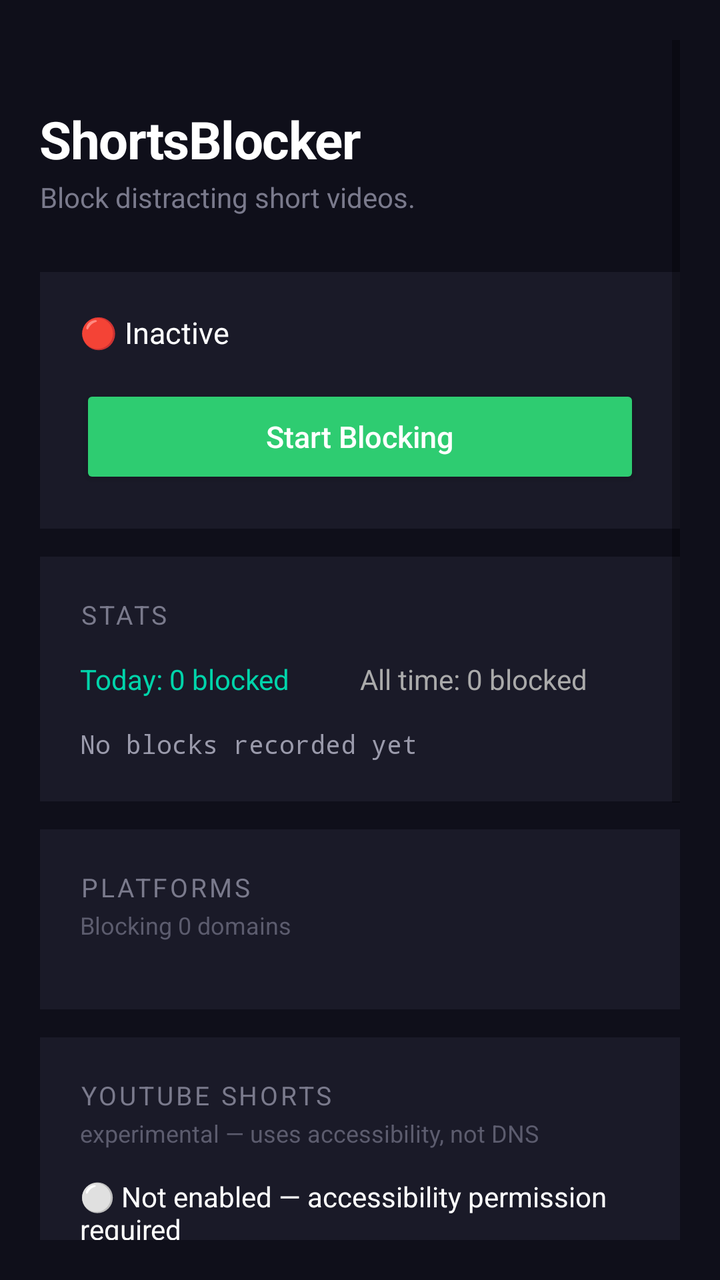
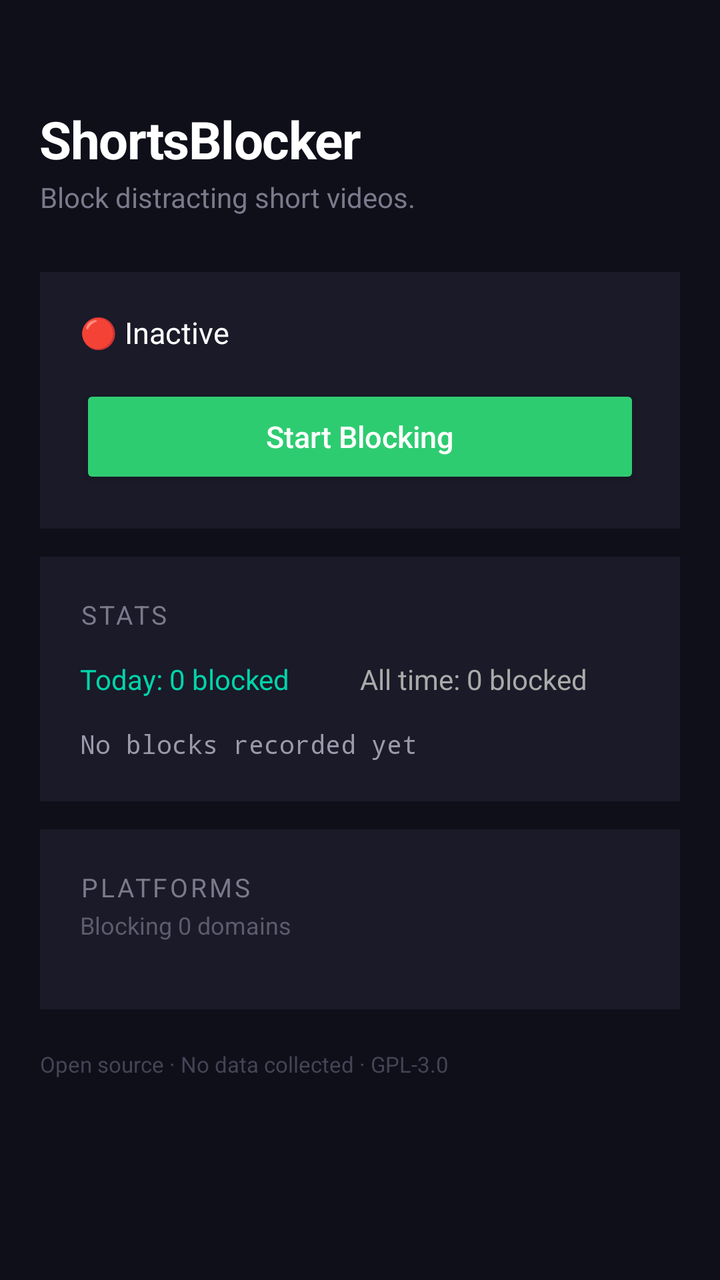

The first picture is an Android layout as it rendered before a commit; the second is the same layout after the commit. The layout source and the unified diff follow.
<!-- AndroidManifest.xml: application theme Theme.AppCompat.DayNight.NoActionBar -->
<!-- res/layout/activity_main.xml -->
<?xml version="1.0" encoding="utf-8"?>
<ScrollView xmlns:android="http://schemas.android.com/apk/res/android"
    android:layout_width="match_parent"
    android:layout_height="match_parent"
    android:background="#0F0F1A"
    android:padding="20dp">

    <LinearLayout
        android:layout_width="match_parent"
        android:layout_height="wrap_content"
        android:orientation="vertical">

        
        <TextView
            android:layout_width="wrap_content"
            android:layout_height="wrap_content"
            android:text="ShortsBlocker"
            android:textSize="26sp"
            android:textStyle="bold"
            android:textColor="#FFFFFF"
            android:letterSpacing="-0.02"
            android:layout_marginTop="32dp"/>

        <TextView
            android:layout_width="wrap_content"
            android:layout_height="wrap_content"
            android:text="Block distracting short videos."
            android:textSize="14sp"
            android:textColor="#7A7A8C"
            android:layout_marginTop="2dp"
            android:layout_marginBottom="28dp"/>

        
        <LinearLayout
            android:layout_width="match_parent"
            android:layout_height="wrap_content"
            android:orientation="vertical"
            android:background="#1A1A28"
            android:padding="20dp"
            android:layout_marginBottom="14dp">

            <TextView
                android:id="@+id/tvStatus"
                android:layout_width="wrap_content"
                android:layout_height="wrap_content"
                android:text="🔴 Inactive"
                android:textSize="15sp"
                android:textColor="#FFFFFF"
                android:layout_marginBottom="16dp"/>

            <Button
                android:id="@+id/btnToggle"
                android:layout_width="match_parent"
                android:layout_height="52dp"
                android:text="Start Blocking"
                android:textSize="15sp"
                android:textAllCaps="false"
                android:textColor="#FFFFFF"
                android:backgroundTint="#2ECC71"/>

        </LinearLayout>

        
        <LinearLayout
            android:layout_width="match_parent"
            android:layout_height="wrap_content"
            android:orientation="vertical"
            android:background="#1A1A28"
            android:padding="20dp"
            android:layout_marginBottom="14dp">

            <TextView
                android:layout_width="wrap_content"
                android:layout_height="wrap_content"
                android:text="Stats"
                android:textSize="13sp"
                android:textAllCaps="true"
                android:letterSpacing="0.1"
                android:textColor="#7A7A8C"
                android:layout_marginBottom="14dp"/>

            <LinearLayout
                android:layout_width="match_parent"
                android:layout_height="wrap_content"
                android:orientation="horizontal">

                <TextView
                    android:id="@+id/tvTodayCount"
                    android:layout_width="0dp"
                    android:layout_height="wrap_content"
                    android:layout_weight="1"
                    android:text="Today: 0 blocked"
                    android:textSize="14sp"
                    android:textColor="#00D4AA"/>

                <TextView
                    android:id="@+id/tvTotalCount"
                    android:layout_width="0dp"
                    android:layout_height="wrap_content"
                    android:layout_weight="1"
                    android:text="All time: 0 blocked"
                    android:textSize="14sp"
                    android:textColor="#AAAAAA"/>

            </LinearLayout>

            <TextView
                android:id="@+id/tvPlatformStats"
                android:layout_width="wrap_content"
                android:layout_height="wrap_content"
                android:text="No blocks recorded yet"
                android:textSize="13sp"
                android:textColor="#9A9AAB"
                android:layout_marginTop="14dp"
                android:fontFamily="monospace"/>

        </LinearLayout>

        
        <LinearLayout
            android:layout_width="match_parent"
            android:layout_height="wrap_content"
            android:orientation="vertical"
            android:background="#1A1A28"
            android:padding="20dp"
            android:layout_marginBottom="14dp">

            <TextView
                android:layout_width="wrap_content"
                android:layout_height="wrap_content"
                android:text="Platforms"
                android:textSize="13sp"
                android:textAllCaps="true"
                android:letterSpacing="0.1"
                android:textColor="#7A7A8C"
                android:layout_marginBottom="2dp"/>

            <TextView
                android:id="@+id/tvDomainCount"
                android:layout_width="wrap_content"
                android:layout_height="wrap_content"
                android:text="Blocking 0 domains"
                android:textSize="12sp"
                android:textColor="#5C5C6E"
                android:layout_marginBottom="14dp"/>

            <LinearLayout
                android:id="@+id/llPlatforms"
                android:layout_width="match_parent"
                android:layout_height="wrap_content"
                android:orientation="vertical"/>

        </LinearLayout>

        
        <LinearLayout
            android:layout_width="match_parent"
            android:layout_height="wrap_content"
            android:orientation="vertical"
            android:background="#1A1A28"
            android:padding="20dp"
            android:layout_marginBottom="14dp">

            <TextView
                android:layout_width="wrap_content"
                android:layout_height="wrap_content"
                android:text="YouTube Shorts"
                android:textSize="13sp"
                android:textAllCaps="true"
                android:letterSpacing="0.1"
                android:textColor="#7A7A8C"
                android:layout_marginBottom="2dp"/>

            <TextView
                android:layout_width="wrap_content"
                android:layout_height="wrap_content"
                android:text="experimental — uses accessibility, not DNS"
                android:textSize="12sp"
                android:textColor="#5C5C6E"
                android:layout_marginBottom="14dp"/>

            <TextView
                android:id="@+id/tvA11yStatus"
                android:layout_width="wrap_content"
                android:layout_height="wrap_content"
                android:text="⚪ Not enabled — accessibility permission required"
                android:textSize="14sp"
                android:textColor="#FFFFFF"
                android:layout_marginBottom="14dp"/>

            <Button
                android:id="@+id/btnA11yEnable"
                android:layout_width="match_parent"
                android:layout_height="48dp"
                android:text="Enable in Settings"
                android:textSize="14sp"
                android:textAllCaps="false"
                android:textColor="#FFFFFF"
                android:backgroundTint="#5A5C9A"/>

            <TextView
                android:layout_width="wrap_content"
                android:layout_height="wrap_content"
                android:text="DNS can't tell Shorts apart from regular YouTube videos. This watches YouTube's UI and dismisses the Shorts player when it appears. Permission is granted system-wide; revoke any time in Settings → Accessibility."
                android:textSize="11sp"
                android:textColor="#7A7A8C"
                android:lineSpacingMultiplier="1.3"
                android:layout_marginTop="12dp"/>

        </LinearLayout>

        
        <LinearLayout
            android:layout_width="match_parent"
            android:layout_height="wrap_content"
            android:orientation="vertical"
            android:background="#15151F"
            android:padding="20dp"
            android:layout_marginBottom="14dp">

            <LinearLayout
                android:layout_width="match_parent"
                android:layout_height="wrap_content"
                android:orientation="horizontal"
                android:gravity="center_vertical">

                <TextView
                    android:layout_width="0dp"
                    android:layout_height="wrap_content"
                    android:layout_weight="1"
                    android:text="Shorts detector debug"
                    android:textSize="13sp"
                    android:textAllCaps="true"
                    android:letterSpacing="0.1"
                    android:textColor="#7A7A8C"/>

                <Button
                    android:id="@+id/btnDebugRefresh"
                    android:layout_width="wrap_content"
                    android:layout_height="36dp"
                    android:text="Refresh"
                    android:textSize="12sp"
                    android:textAllCaps="false"
                    android:textColor="#FFFFFF"
                    android:backgroundTint="#3A3A55"/>
            </LinearLayout>

            <TextView
                android:id="@+id/tvDebugInfo"
                android:layout_width="match_parent"
                android:layout_height="wrap_content"
                android:text="(open YouTube, swipe to a Short, then tap Refresh)"
                android:textSize="12sp"
                android:textColor="#9A9AAB"
                android:fontFamily="monospace"
                android:layout_marginTop="10dp"
                android:lineSpacingMultiplier="1.4"/>

        </LinearLayout>

        
        <TextView
            android:layout_width="wrap_content"
            android:layout_height="wrap_content"
            android:text="Open source · No data collected · GPL-3.0"
            android:textSize="11sp"
            android:textColor="#444455"
            android:layout_marginTop="6dp"
            android:layout_marginBottom="32dp"/>

    </LinearLayout>
</ScrollView>
<!-- resources referenced by this layout -->
<resources>

</resources>

<!-- the commit's change to res/layout/activity_main.xml (unified diff, before → after) -->
@@ -153,112 +153,6 @@
         </LinearLayout>
 
         
-        <LinearLayout
-            android:layout_width="match_parent"
-            android:layout_height="wrap_content"
-            android:orientation="vertical"
-            android:background="#1A1A28"
-            android:padding="20dp"
-            android:layout_marginBottom="14dp">
-
-            <TextView
-                android:layout_width="wrap_content"
-                android:layout_height="wrap_content"
-                android:text="YouTube Shorts"
-                android:textSize="13sp"
-                android:textAllCaps="true"
-                android:letterSpacing="0.1"
-                android:textColor="#7A7A8C"
-                android:layout_marginBottom="2dp"/>
-
-            <TextView
-                android:layout_width="wrap_content"
-                android:layout_height="wrap_content"
-                android:text="experimental — uses accessibility, not DNS"
-                android:textSize="12sp"
-                android:textColor="#5C5C6E"
-                android:layout_marginBottom="14dp"/>
-
-            <TextView
-                android:id="@+id/tvA11yStatus"
-                android:layout_width="wrap_content"
-                android:layout_height="wrap_content"
-                android:text="⚪ Not enabled — accessibility permission required"
-                android:textSize="14sp"
-                android:textColor="#FFFFFF"
-                android:layout_marginBottom="14dp"/>
-
-            <Button
-                android:id="@+id/btnA11yEnable"
-                android:layout_width="match_parent"
-                android:layout_height="48dp"
-                android:text="Enable in Settings"
-                android:textSize="14sp"
-                android:textAllCaps="false"
-                android:textColor="#FFFFFF"
-                android:backgroundTint="#5A5C9A"/>
-
-            <TextView
-                android:layout_width="wrap_content"
-                android:layout_height="wrap_content"
-                android:text="DNS can't tell Shorts apart from regular YouTube videos. This watches YouTube's UI and dismisses the Shorts player when it appears. Permission is granted system-wide; revoke any time in Settings → Accessibility."
-                android:textSize="11sp"
-                android:textColor="#7A7A8C"
-                android:lineSpacingMultiplier="1.3"
-                android:layout_marginTop="12dp"/>
-
-        </LinearLayout>
-
-        
-        <LinearLayout
-            android:layout_width="match_parent"
-            android:layout_height="wrap_content"
-            android:orientation="vertical"
-            android:background="#15151F"
-            android:padding="20dp"
-            android:layout_marginBottom="14dp">
-
-            <LinearLayout
-                android:layout_width="match_parent"
-                android:layout_height="wrap_content"
-                android:orientation="horizontal"
-                android:gravity="center_vertical">
-
-                <TextView
-                    android:layout_width="0dp"
-                    android:layout_height="wrap_content"
-                    android:layout_weight="1"
-                    android:text="Shorts detector debug"
-                    android:textSize="13sp"
-                    android:textAllCaps="true"
-                    android:letterSpacing="0.1"
-                    android:textColor="#7A7A8C"/>
-
-                <Button
-                    android:id="@+id/btnDebugRefresh"
-                    android:layout_width="wrap_content"
-                    android:layout_height="36dp"
-                    android:text="Refresh"
-                    android:textSize="12sp"
-                    android:textAllCaps="false"
-                    android:textColor="#FFFFFF"
-                    android:backgroundTint="#3A3A55"/>
-            </LinearLayout>
-
-            <TextView
-                android:id="@+id/tvDebugInfo"
-                android:layout_width="match_parent"
-                android:layout_height="wrap_content"
-                android:text="(open YouTube, swipe to a Short, then tap Refresh)"
-                android:textSize="12sp"
-                android:textColor="#9A9AAB"
-                android:fontFamily="monospace"
-                android:layout_marginTop="10dp"
-                android:lineSpacingMultiplier="1.4"/>
-
-        </LinearLayout>
-
-        
         <TextView
             android:layout_width="wrap_content"
             android:layout_height="wrap_content"
